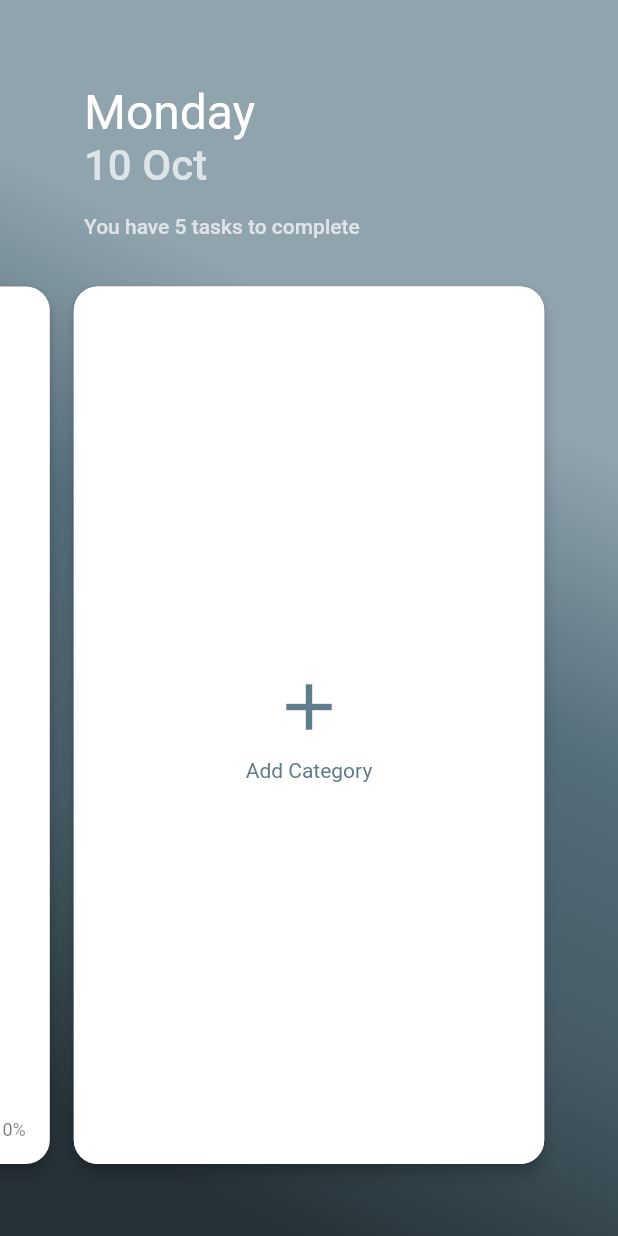
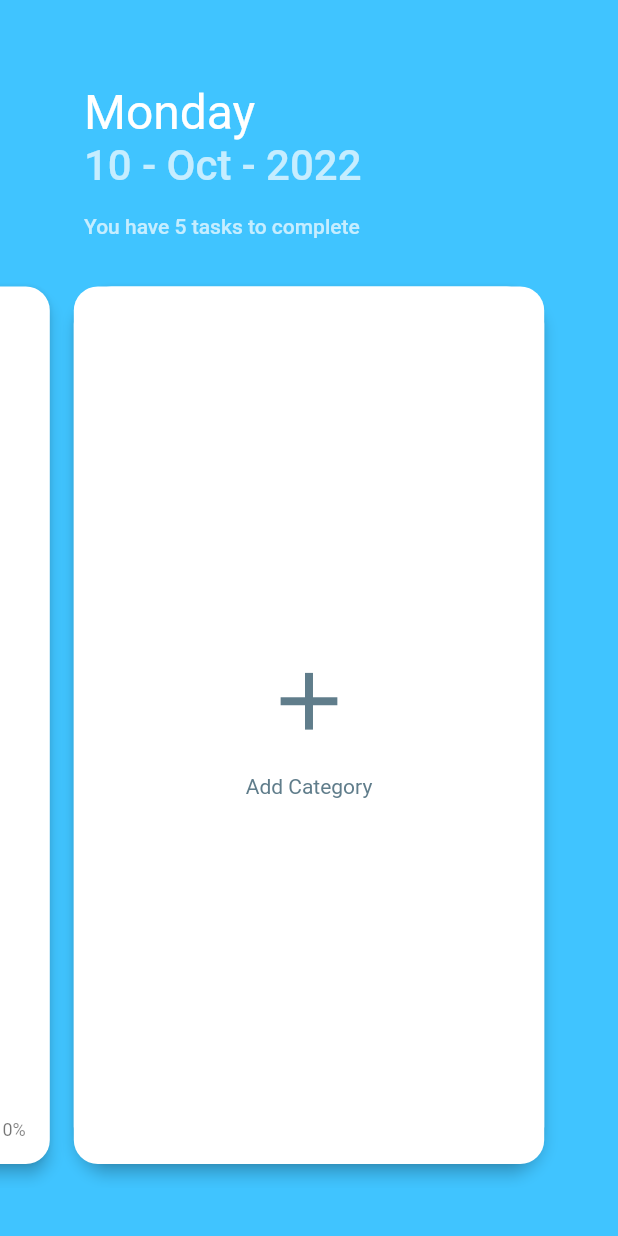
Before and after one commit to thanghoang07/flutter_app, a Flutter app: the screen it shows after launch, swiped to page 3, on a phone screen of 412 x 824 dp. Run offline on Flutter 3.47's test engine with Material 2 defaults, Android fonts, the light colour scheme and no system bars; our stand-ins replace flutter_colorpicker, flutter_markdown, sqflite; accounts and stored records are empty; Roboto replaces fonts that are missing (Hind).

Commit message:
change color

```diff
--- a/lib/business/utils/datetime_utils.dart
+++ b/lib/business/utils/datetime_utils.dart
@@ -17,4 +17,9 @@ class DateTimeUtils {
     return DateFormat('d').format(now);
   }
 
+  static String get currentYear {
+    DateTime now = DateTime.now();
+    return DateFormat('y').format(now);
+  }
+
 }
--- a/lib/resources/pages/myHomePage.dart
+++ b/lib/resources/pages/myHomePage.dart
@@ -1,6 +1,6 @@
 import 'package:flutter/material.dart';
 import 'package:scoped_model/scoped_model.dart';
-import 'package:thanghoang/business/models/choice_card.dart';
+
 import 'package:thanghoang/business/models/hero_id_model.dart';
 import 'package:thanghoang/business/models/task_model.dart';
 import 'package:thanghoang/business/models/todo_list_model.dart';
@@ -8,7 +8,6 @@ import 'package:thanghoang/business/utils/color_utils.dart';
 import 'package:thanghoang/business/utils/datetime_utils.dart';
 import 'package:thanghoang/resources/pages/add_task_screen.dart';
 import 'package:thanghoang/resources/pages/detail_screen.dart';
-import 'package:thanghoang/resources/pages/privacy_policy.dart';
 import 'package:thanghoang/resources/routes/scale_route.dart';
 import 'package:thanghoang/resources/themes/gradient_background.dart';
 import 'package:thanghoang/resources/themes/task_progress_indicator.dart';
@@ -48,7 +47,7 @@ class _MyHomePageState extends State<MyHomePage> with SingleTickerProviderStateM
     super.initState();
     _controller = AnimationController(
       vsync: this,
-      duration: Duration(milliseconds: 300),
+      duration: const Duration(milliseconds: 300),
     );
     _animation = Tween<double>(begin: 0.0, end: 1.0).animate(_controller);
     _pageController = PageController(initialPage: 0, viewportFraction: 0.8);
@@ -62,7 +61,7 @@ class _MyHomePageState extends State<MyHomePage> with SingleTickerProviderStateM
           var _tasks = model.tasks;
           var _todos = model.todos;
           var backgroundColor = _tasks.isEmpty || _tasks.length == _currentPageIndex
-              ? Colors.blueGrey
+              ? Colors.lightBlueAccent
               : ColorUtils.getColorFrom(id: _tasks[_currentPageIndex].color);
           if (!_isLoading) {
             // move the animation value towards upperbound only when loading is complete
@@ -79,10 +78,10 @@ class _MyHomePageState extends State<MyHomePage> with SingleTickerProviderStateM
                 backgroundColor: Colors.transparent,
               ),
               body: _isLoading
-                  ? Center(
+                  ? const Center(
                 child: CircularProgressIndicator(
                   strokeWidth: 1.0,
-                  valueColor: new AlwaysStoppedAnimation<Color>(Colors.white),
+                  valueColor: AlwaysStoppedAnimation<Color>(Colors.purple),
                 ),
               )
                   : FadeTransition(
@@ -95,17 +94,15 @@ class _MyHomePageState extends State<MyHomePage> with SingleTickerProviderStateM
                       child: Column(
                         crossAxisAlignment: CrossAxisAlignment.start,
                         children: <Widget>[
-                          Container(
-                            child: Text(
-                              widget.currentDay(context),
-                              style: Theme.of(context)
-                                  .textTheme
-                                  .headline1
-                                  ?.copyWith(color: Colors.white),
-                            ),
+                          Text(
+                            widget.currentDay(context),
+                            style: Theme.of(context)
+                                .textTheme
+                                .headline1
+                                ?.copyWith(color: Colors.white),
                           ),
                           Text(
-                            '${DateTimeUtils.currentDate} ${DateTimeUtils.currentMonth}',
+                            '${DateTimeUtils.currentDate} - ${DateTimeUtils.currentMonth} - ${DateTimeUtils.currentYear}',
                             style: Theme.of(context)
                                 .textTheme
                                 .subtitle1
@@ -143,7 +140,7 @@ class _MyHomePageState extends State<MyHomePage> with SingleTickerProviderStateM
                           controller: _pageController,
                           itemBuilder: (BuildContext context, int index) {
                             if (index == _tasks.length) {
-                              return const AddPageCard(color: Colors.blueGrey,);
+                              return const AddPageCard(color: Colors.blueGrey);
                             } else {
                               return TaskCard(
                                 backdropKey: _backdropKey,
@@ -160,7 +157,7 @@ class _MyHomePageState extends State<MyHomePage> with SingleTickerProviderStateM
                         ),
                       ),
                     ),
-                    Container(margin: EdgeInsets.only(bottom: 32.0)),
+                    Container(margin: const EdgeInsets.only(bottom: 32.0)),
                   ],
                 ),
               ),
@@ -184,11 +181,9 @@ class AddPageCard extends StatelessWidget {
   @override
   Widget build(BuildContext context) {
     return Card(
-      shape: RoundedRectangleBorder(
-        borderRadius: BorderRadius.circular(16.0),
-      ),
+      shape: RoundedRectangleBorder(borderRadius: BorderRadius.circular(25.0)),
       elevation: 4.0,
-      margin: EdgeInsets.symmetric(vertical: 16.0, horizontal: 8.0),
+      margin: const EdgeInsets.symmetric(vertical: 16.0, horizontal: 8.0),
       child: Material(
         borderRadius: BorderRadius.circular(16.0),
         color: Colors.white,
@@ -196,23 +191,21 @@ class AddPageCard extends StatelessWidget {
           onTap: () {
             Navigator.push(
               context,
-              MaterialPageRoute(
-                builder: (context) => AddTaskScreen(),
-              ),
+              MaterialPageRoute(builder: (context) => AddTaskScreen()),
             );
           },
           child: Padding(
-            padding: EdgeInsets.symmetric(vertical: 16.0, horizontal: 16.0),
+            padding: const EdgeInsets.symmetric(vertical: 16.0, horizontal: 16.0),
             child: Column(
               mainAxisAlignment: MainAxisAlignment.center,
               children: [
                 Icon(
                   Icons.add,
-                  size: 52.0,
+                  size: 65.0,
                   color: color,
                 ),
                 Container(
-                  height: 8.0,
+                  height: 16.0,
                 ),
                 Text(
                   'Add Category',
@@ -276,10 +269,10 @@ class TaskCard extends StatelessWidget {
           borderRadius: BorderRadius.circular(16.0),
         ),
         elevation: 4.0,
-        margin: EdgeInsets.symmetric(vertical: 16.0, horizontal: 8.0),
+        margin: const EdgeInsets.symmetric(vertical: 16.0, horizontal: 8.0),
         color: Colors.white,
         child: Padding(
-          padding: EdgeInsets.symmetric(vertical: 16.0, horizontal: 16.0),
+          padding: const EdgeInsets.symmetric(vertical: 16.0, horizontal: 16.0),
           child: Column(
             crossAxisAlignment: CrossAxisAlignment.start,
             mainAxisAlignment: MainAxisAlignment.end,
@@ -291,11 +284,9 @@ class TaskCard extends StatelessWidget {
                   id: task.color,
                 ),
               ),
-              Spacer(
-                flex: 8,
-              ),
+              const Spacer(flex: 8,),
               Container(
-                margin: EdgeInsets.only(bottom: 4.0),
+                margin: const EdgeInsets.only(bottom: 4.0),
                 child: Hero(
                   tag: heroIds.remainingTaskId,
                   child: Text(
@@ -317,7 +308,7 @@ class TaskCard extends StatelessWidget {
                           ?.copyWith(color: Colors.black54)),
                 ),
               ),
-              Spacer(),
+              const Spacer(),
               Hero(
                 tag: heroIds.progressId,
                 child: TaskProgressIndicator(
```
